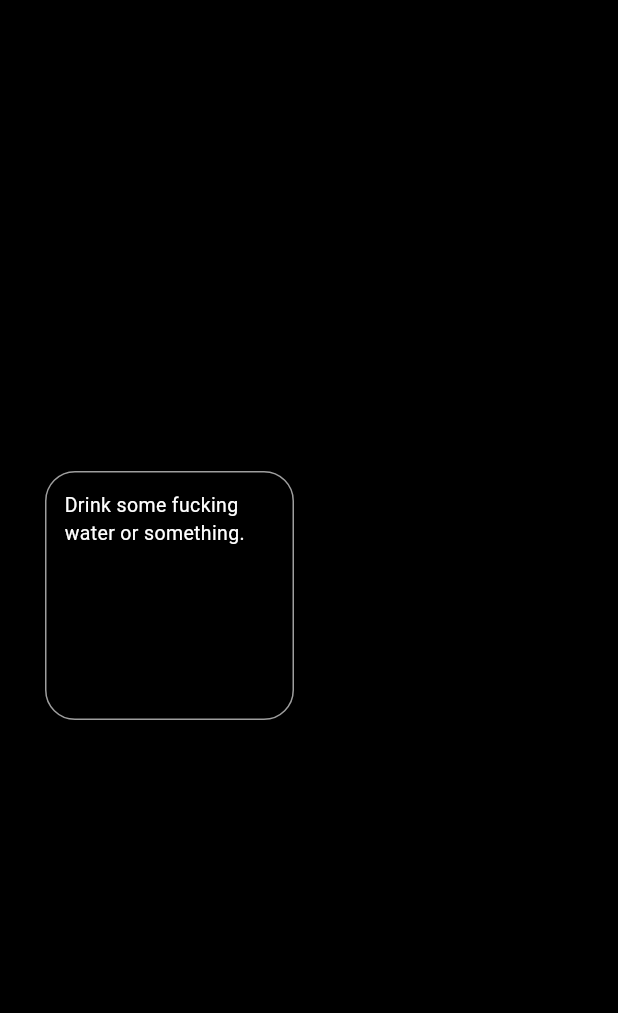
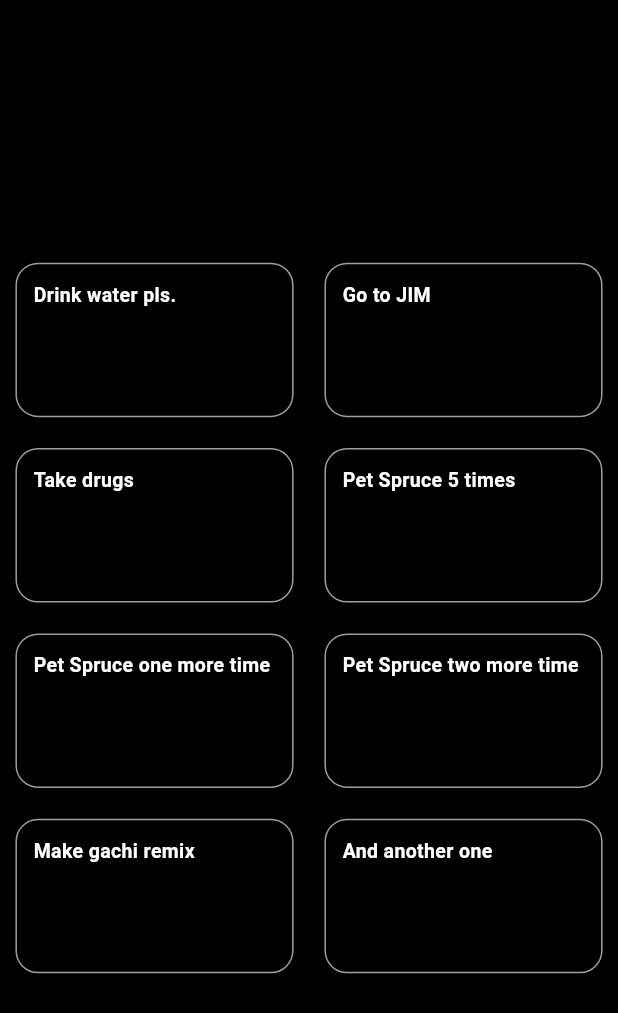
Before and after one commit to denysboitsov/habit-tracker, a Flutter app: the screen it shows after launch, on a phone screen of 412 x 824 dp. Shown: the top 1013 px of the screen. Run offline on Flutter 3.47's test engine with Material 3 defaults, Android fonts, the phone set to English and light mode, and no system bars.

Commit message:
Add data and model

```diff
--- /dev/null
+++ b/lib/data/habits.dart
@@ -0,0 +1,12 @@
+import 'package:habit_tracker/models/habit.dart';
+
+var habits = [
+  Habit("Drink water pls."),
+  Habit("Go to JIM"),
+  Habit("Take drugs"),
+  Habit("Pet Spruce 5 times"),
+  Habit("Pet Spruce one more time"),
+  Habit("Pet Spruce two more time"),
+  Habit("Make gachi remix"),
+  Habit("And another one"),
+];
--- a/lib/habit_screen.dart
+++ b/lib/habit_screen.dart
@@ -1,5 +1,6 @@
 import 'package:flutter/material.dart';
 import 'package:habit_tracker/habit_tile.dart';
+import 'package:habit_tracker/data/habits.dart';
 
 class HabitScreen extends StatefulWidget {
   const HabitScreen({super.key});
@@ -13,16 +14,26 @@ class HabitScreen extends StatefulWidget {
 class _HabitScreenState extends State<HabitScreen> {
   @override
   Widget build(context) {
-    return const Center(
-      child: Column(mainAxisSize: MainAxisSize.min, children: [
-        Row(
-          children: [
-            SizedBox(width: 30,),
-            HabitTile(),
-          ],
-        ),
-        SizedBox(height: 30,),
-      ]),
+    return Center(
+      child: Column(
+        mainAxisSize: MainAxisSize.min,
+        children: [
+          for (var i = 0; i < habits.length / 2; i++)
+            Row(
+              children: [
+                Padding(
+                  padding: EdgeInsets.all(MediaQuery.of(context).size.width / 2 * 0.05),
+                  child: HabitTile(name: habits[i * 2].name, isCompleted: habits[i * 2].isCompleted,),
+                ),
+                if (i * 2 + 1 < habits.length)
+                  Padding(
+                    padding: EdgeInsets.all(MediaQuery.of(context).size.width / 2 * 0.05),
+                    child: HabitTile(name: habits[i * 2 + 1].name, isCompleted: habits[i * 2].isCompleted,),
+                  ),
+              ],
+            ),
+        ],
+      ),
     );
   }
 }
--- a/lib/habit_tile.dart
+++ b/lib/habit_tile.dart
@@ -1,7 +1,10 @@
 import 'package:flutter/material.dart';
 
 class HabitTile extends StatefulWidget {
-  const HabitTile({super.key});
+  const HabitTile({super.key, required this.name, required this.isCompleted});
+
+  final String name;
+  final bool isCompleted;
 
   @override
   State<HabitTile> createState() {
@@ -15,28 +18,51 @@ class _HabitTileState extends State<HabitTile> {
     return Center(
       child: LayoutBuilder(
           builder: (BuildContext context, BoxConstraints constraints) {
-            return Container(
+            return InkWell(
+              onTap: () {
+                  print("Tapped on container");
+              },
+              child: Container(
                 decoration: BoxDecoration(
                   border: Border.all(
                     color: Colors.grey,
                   ),
-                borderRadius: const BorderRadius.all(Radius.circular(20))
+                  borderRadius: const BorderRadius.all(Radius.circular(15))
                 ),
-              height: MediaQuery.of(context).size.width/2-40,
-              width: MediaQuery.of(context).size.width/2-40,
-              child: const Column(
+                height: MediaQuery.of(context).size.width/2*0.5,
+                width: MediaQuery.of(context).size.width/2*0.9,
+                child: Column(
+                  crossAxisAlignment: CrossAxisAlignment.stretch,
                   children: [
+                    if (widget.isCompleted)
                       Padding(
-                    padding: EdgeInsets.all(12.0),
+                        padding: const EdgeInsets.all(11.0),
                         child: Text(
-                      'Drink some fucking water or something.',
-                      style: TextStyle(
+                          widget.name,
+                          style: const TextStyle(
                             color: Colors.white,
                             fontSize: 13,
+                            fontWeight: FontWeight.bold,
+                            decoration: TextDecoration.lineThrough,
+                            decorationColor: Colors.white,
+                            decorationThickness: 2,
+                          ),
+                        ),
+                      ),
+                    if (!widget.isCompleted)
+                      Padding(
+                        padding: const EdgeInsets.all(11.0),
+                        child: Text(
+                          widget.name,
+                          style: const TextStyle(
+                            color: Colors.white,
+                            fontSize: 13,
+                            fontWeight: FontWeight.bold,
                           ),
                         ),
                       ),
                   ]
+                ),
               ),
             );
           },
--- /dev/null
+++ b/lib/models/habit.dart
@@ -0,0 +1,10 @@
+class Habit {
+  Habit(this.name);
+
+  final String name;
+  bool isCompleted = false;
+
+  void setIsCompleted(isCompleted) {
+    this.isCompleted = isCompleted;
+  }
+}
```
Lines whose indentation alone changed are shown as unchanged.
